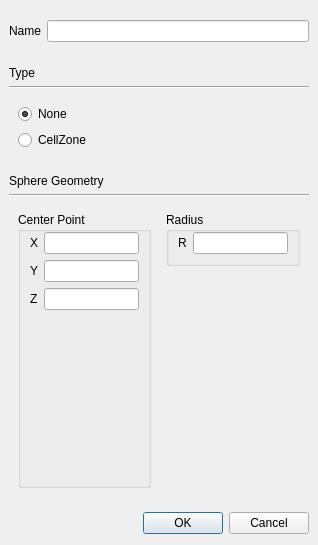
Qt form view/geometry/volume_dialog.ui (nextfoam/baram) before a commit.
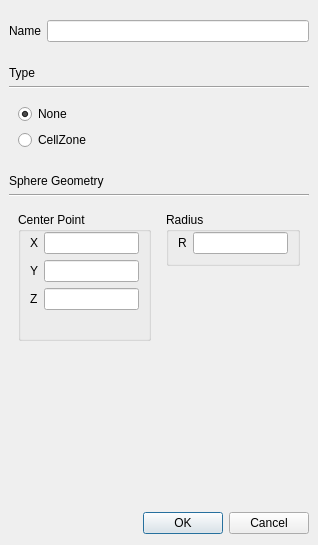
The same form after that commit. The open tabs and pages were chosen to show the change.

Commit message: Volume 추가/편집 대화상자에 형상 정보 입력 화면 사라지는 버그 수정

What changed in the file:
```diff
--- a/view/geometry/volume_dialog.ui
+++ b/view/geometry/volume_dialog.ui
@@ -335,6 +335,19 @@
          </layout>
         </widget>
        </item>
+       <item>
+        <spacer name="verticalSpacer_3">
+         <property name="orientation">
+          <enum>Qt::Vertical</enum>
+         </property>
+         <property name="sizeHint" stdset="0">
+          <size>
+           <width>20</width>
+           <height>40</height>
+          </size>
+         </property>
+        </spacer>
+       </item>
       </layout>
      </widget>
      <widget class="QWidget" name="cylinder">
```
Left out of the diff: 15 changed lines with no effect on the pictures. The commit also changes 1 other file.
